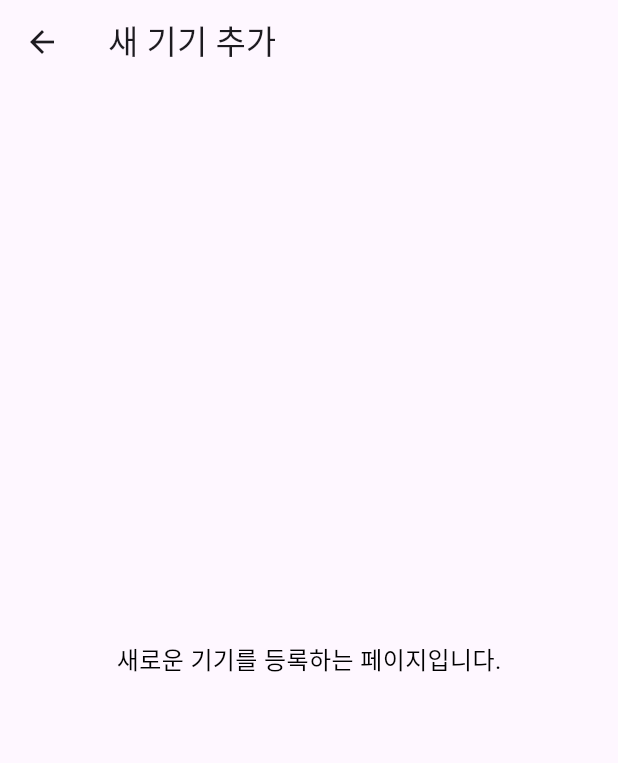
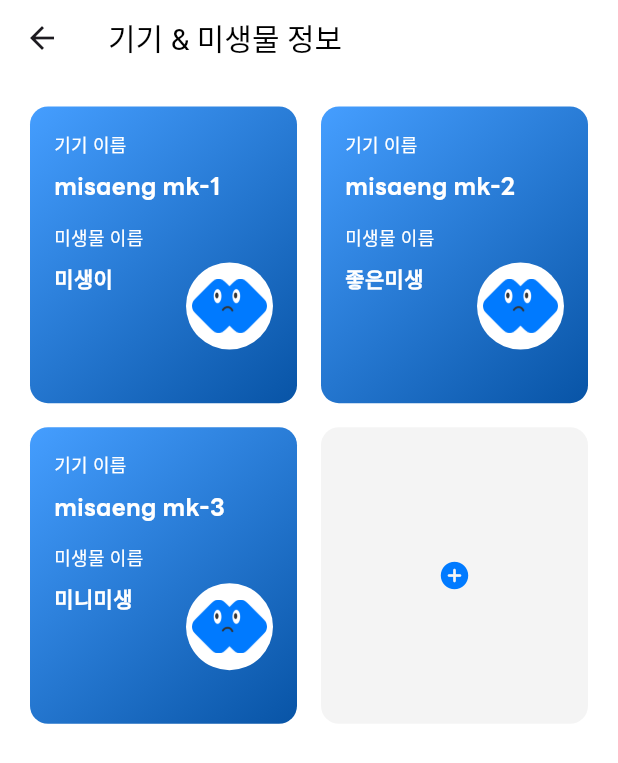
Before and after one commit to JiYeon-rhd/misaeng, a Flutter app: the AddDevice screen opened directly, on a phone screen of 412 x 824 dp. Shown: the top 763 px of the screen. Run offline on Flutter 3.47's test engine with Material 3 defaults, Android fonts, the phone set to English and light mode, and no system bars; our stand-ins replace carousel_slider, flutter_spinkit, google_nav_bar, table_calendar; Roboto replaces fonts that are missing (LineKrBd, LineKrRg).

Commit message:
add: 기기&미생물 정보 페이지

```diff
--- a/lib/main.dart
+++ b/lib/main.dart
@@ -1,6 +1,4 @@
 import 'package:flutter/material.dart';
-import 'package:flutter_svg/flutter_svg.dart';
-import 'package:line_icons/line_icons.dart';
 import 'package:misaeng/bar/top_bar.dart';
 import 'package:misaeng/home_tab/home_tab.dart';
 import 'package:misaeng/icon/custom_icons_icons.dart';
--- a/lib/my_tab/my_add_device.dart
+++ b/lib/my_tab/my_add_device.dart
@@ -1,21 +1,160 @@
 import 'package:flutter/material.dart';
+import 'package:misaeng/bar/top_bar_L2.dart'; // 공통 AppBar
 
-// 기기 추가 페이지
 class AddDevice extends StatelessWidget {
   const AddDevice({super.key});
 
   @override
   Widget build(BuildContext context) {
+    // 기기와 미생물 정보 리스트
+    final List<Map<String, String>> deviceData = [
+      {
+        "deviceName": "misaeng mk-1",
+        "microbeName": "미생이",
+        "microbeImage": "images/microbe_bad_blue.png"
+      },
+      {
+        "deviceName": "misaeng mk-2",
+        "microbeName": "좋은미생",
+        "microbeImage": "images/microbe_bad_blue.png"
+      },
+      {
+        "deviceName": "misaeng mk-3",
+        "microbeName": "미니미생",
+        "microbeImage": "images/microbe_bad_blue.png"
+      },
+    ];
+
     return Scaffold(
-      appBar: AppBar(
-        title: Text("새 기기 추가"),
-      ),
-      body: Center(
-        child: Text(
-          "새로운 기기를 등록하는 페이지입니다.",
-          style: TextStyle(fontSize: 16, color: Colors.black),
+      backgroundColor: Colors.white,
+      appBar: TopBarL2(title: "기기 & 미생물 정보"), // 공통 AppBar
+      body: Padding(
+        padding: const EdgeInsets.all(20.0),
+        child: GridView.count(
+          crossAxisCount: 2, // 2열
+          mainAxisSpacing: 16, // 카드 간 간격
+          crossAxisSpacing: 16,
+          childAspectRatio: 0.9,
+          children: [
+            ...deviceData.map((data) => DeviceCard(
+                  deviceName: data["deviceName"]!,
+                  microbeName: data["microbeName"]!,
+                  microbeImage: data["microbeImage"]!,
+                )),
+            AddCard(),
+          ],
         ),
       ),
     );
   }
 }
+
+class DeviceCard extends StatelessWidget {
+  final String deviceName;
+  final String microbeName;
+  final String microbeImage;
+
+  const DeviceCard({
+    required this.deviceName,
+    required this.microbeName,
+    required this.microbeImage,
+  });
+
+  @override
+  Widget build(BuildContext context) {
+    return Container(
+      decoration: BoxDecoration(
+        gradient: LinearGradient(
+          colors: [
+            Color(0xFF459EFF), // 그라데이션 시작 색
+            Color(0xFF0854A6), // 그라데이션 끝 색
+          ],
+          begin: Alignment.topLeft, // 그라데이션 시작 위치
+          end: Alignment.bottomRight, // 그라데이션 끝 위치
+        ),
+        borderRadius: BorderRadius.circular(12), // 카드 모서리 둥글게
+      ),
+      child: Padding(
+        padding: const EdgeInsets.all(16.0),
+        child: Column(
+          crossAxisAlignment: CrossAxisAlignment.start,
+          children: [
+            Text(
+              "기기 이름",
+              style: TextStyle(
+                  color: Colors.white, fontSize: 12, fontFamily: "LineKrRg"),
+            ),
+            SizedBox(height: 7),
+            Text(deviceName,
+                style: TextStyle(
+                    color: Colors.white, fontSize: 16, fontFamily: "LineEnBd")),
+            SizedBox(height: 14),
+            Text(
+              "미생물 이름",
+              style: TextStyle(
+                  color: Colors.white, fontSize: 12, fontFamily: "LineKrRg"),
+            ),
+            SizedBox(height: 8),
+            Row(
+              crossAxisAlignment: CrossAxisAlignment.start,
+              children: [
+                Expanded(
+                  child: Text(
+                    microbeName,
+                    style: TextStyle(
+                        color: Colors.white,
+                        fontSize: 14,
+                        fontWeight: FontWeight.bold),
+                  ),
+                ),
+                CircleAvatar(
+                  radius: 29, // CircleAvatar의 반지름
+                  backgroundColor: Colors.white, // 원형 배경색
+                  child: Padding(
+                    padding: const EdgeInsets.all(4.0), // 이미지와 원 사이의 패딩 추가
+                    child: ClipOval(
+                      child: AspectRatio(
+                        aspectRatio: 1, // 정사각형 비율 유지
+                        child: Image.asset(
+                          microbeImage, // 이미지 파일 경로
+                          fit: BoxFit.fitWidth, // 이미지를 적절히 맞춤
+                        ),
+                      ),
+                    ),
+                  ),
+                ),
+              ],
+            ),
+          ],
+        ),
+      ),
+    );
+  }
+}
+
+class AddCard extends StatelessWidget {
+  @override
+  Widget build(BuildContext context) {
+    return GestureDetector(
+      onTap: () {
+        // + 카드 클릭 시 동작
+        ScaffoldMessenger.of(context).showSnackBar(
+          SnackBar(content: Text("기기 추가 페이지로 이동합니다.")),
+        );
+      },
+      child: Container(
+        decoration: BoxDecoration(
+          color: Color(0xFFF4F4F4), // 빈 카드 배경색
+          borderRadius: BorderRadius.circular(12),
+        ),
+        child: Center(
+          child: Icon(
+            Icons.add_circle_rounded,
+            color: Color(0xFF007AFF),
+            size: 22,
+          ),
+        ),
+      ),
+    );
+  }
+}
--- a/lib/my_tab/my_tab.dart
+++ b/lib/my_tab/my_tab.dart
@@ -11,7 +11,7 @@ class MyTab extends StatelessWidget {
   final String microbeName = "미생이";
   final String subStartDay = "2024.06.07";
   final String subEndDay = "2025.06.06";
-  final String mySubState = "프리미엄";
+  final String mySubState = "베이직";
   final String servicesDate = "2024. 12. 16 (월)";
   final String servicesTime = "오후 5시 00분";
 
@@ -20,14 +20,13 @@ class MyTab extends StatelessWidget {
     return Scaffold(
       body: Container(
         color: Colors.white, // 배경색 흰색
-
         child: ListView(
           children: [
             SizedBox(height: 12),
             Row(children: [
               SizedBox(width: 20),
               Image.asset(
-                'images/logo_misaeng.png',
+                'images/icon_user.png',
                 width: 25.98,
                 height: 24.47,
               ),
```
